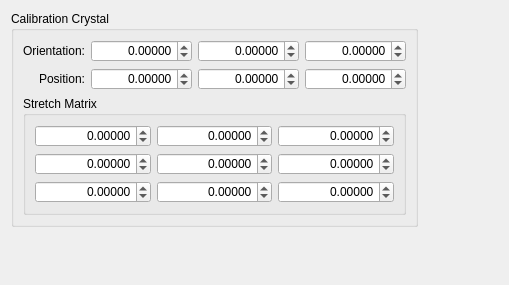
Qt form hexrd/ui/resources/ui/calibration_crystal_editor.ui (HEXRD/hexrdgui) before a commit.
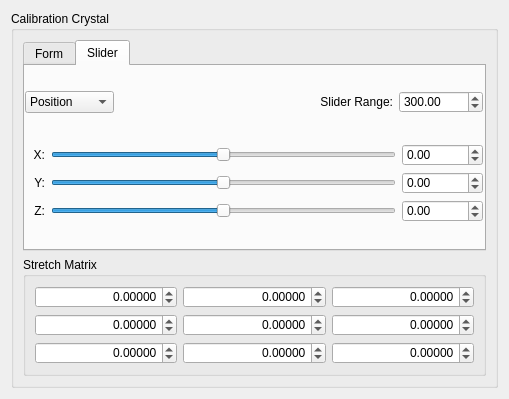
The same form after that commit. The open tabs and pages were chosen to show the change.

Commit message:
Update calibration_crystal_editor.ui to add slider option
Inserts tab into widget

The edit to the form file:
```diff
--- a/hexrd/ui/resources/ui/calibration_crystal_editor.ui
+++ b/hexrd/ui/resources/ui/calibration_crystal_editor.ui
@@ -7,7 +7,7 @@
     <x>0</x>
     <y>0</y>
     <width>509</width>
-    <height>285</height>
+    <height>399</height>
    </rect>
   </property>
   <property name="minimumSize">
@@ -23,72 +23,14 @@
    <string notr="true">QDoubleSpinBox:disabled {background-color: LightGray;}
 </string>
   </property>
-  <layout class="QGridLayout" name="gridLayout">
-   <item row="1" column="0" colspan="2">
-    <spacer name="vertical_spacer">
-     <property name="orientation">
-      <enum>Qt::Vertical</enum>
-     </property>
-     <property name="sizeHint" stdset="0">
-      <size>
-       <width>20</width>
-       <height>40</height>
-      </size>
-     </property>
-    </spacer>
-   </item>
-   <item row="0" column="0">
+  <layout class="QHBoxLayout" name="horizontalLayout">
+   <item>
     <widget class="QGroupBox" name="calibration_crystal_group_box">
      <property name="title">
       <string>Calibration Crystal</string>
      </property>
      <layout class="QGridLayout" name="gridLayout_3">
-      <item row="0" column="0">
-       <widget class="QLabel" name="orientation_label">
-        <property name="text">
-         <string>Orientation:</string>
-        </property>
-        <property name="alignment">
-         <set>Qt::AlignRight|Qt::AlignTrailing|Qt::AlignVCenter</set>
-        </property>
-       </widget>
-      </item>
-      <item row="0" column="3">
-       <widget class="QDoubleSpinBox" name="orientation_2">
-        <property name="alignment">
-         <set>Qt::AlignRight|Qt::AlignTrailing|Qt::AlignVCenter</set>
-        </property>
-        <property name="keyboardTracking">
-         <bool>false</bool>
-        </property>
-        <property name="prefix">
-         <string/>
-        </property>
-        <property name="decimals">
-         <number>5</number>
-        </property>
-        <property name="minimum">
-         <double>-10000.000000000000000</double>
-        </property>
-        <property name="maximum">
-         <double>10000.000000000000000</double>
-        </property>
-        <property name="singleStep">
-         <double>0.100000000000000</double>
-        </property>
-       </widget>
-      </item>
-      <item row="1" column="0">
-       <widget class="QLabel" name="position_label">
-        <property name="text">
-         <string>Position:</string>
-        </property>
-        <property name="alignment">
-         <set>Qt::AlignRight|Qt::AlignTrailing|Qt::AlignVCenter</set>
-        </property>
-       </widget>
-      </item>
-      <item row="2" column="0" colspan="4">
+      <item row="1" column="0" colspan="3">
        <widget class="QGroupBox" name="stretch_matrix_group_box">
         <property name="title">
          <string>Stretch Matrix</string>
@@ -334,17 +276,30 @@
         </layout>
        </widget>
       </item>
-      <item row="0" column="1">
-       <widget class="QDoubleSpinBox" name="orientation_0">
+      <item row="0" column="0" colspan="3">
+       <widget class="QTabWidget" name="tabWidget">
+        <property name="minimumSize">
+         <size>
+          <width>0</width>
+          <height>0</height>
+         </size>
+        </property>
+        <property name="currentIndex">
+         <number>0</number>
+        </property>
+        <widget class="QWidget" name="form_tab">
+         <attribute name="title">
+          <string>Form</string>
+         </attribute>
+         <layout class="QGridLayout" name="gridLayout">
+          <item row="1" column="1">
+           <widget class="QDoubleSpinBox" name="position_0">
         <property name="alignment">
          <set>Qt::AlignRight|Qt::AlignTrailing|Qt::AlignVCenter</set>
         </property>
         <property name="keyboardTracking">
          <bool>false</bool>
         </property>
-        <property name="prefix">
-         <string/>
-        </property>
         <property name="decimals">
          <number>5</number>
         </property>
@@ -384,6 +339,88 @@
         </property>
        </widget>
       </item>
+          <item row="0" column="0">
+           <widget class="QLabel" name="orientation_label">
+            <property name="text">
+             <string>Orientation:</string>
+            </property>
+            <property name="alignment">
+             <set>Qt::AlignRight|Qt::AlignTrailing|Qt::AlignVCenter</set>
+            </property>
+           </widget>
+          </item>
+          <item row="0" column="1">
+           <widget class="QDoubleSpinBox" name="orientation_0">
+            <property name="alignment">
+             <set>Qt::AlignRight|Qt::AlignTrailing|Qt::AlignVCenter</set>
+            </property>
+            <property name="keyboardTracking">
+             <bool>false</bool>
+            </property>
+            <property name="prefix">
+             <string/>
+            </property>
+            <property name="decimals">
+             <number>5</number>
+            </property>
+            <property name="minimum">
+             <double>-10000.000000000000000</double>
+            </property>
+            <property name="maximum">
+             <double>10000.000000000000000</double>
+            </property>
+            <property name="singleStep">
+             <double>0.100000000000000</double>
+            </property>
+           </widget>
+          </item>
+          <item row="0" column="3">
+           <widget class="QDoubleSpinBox" name="orientation_2">
+            <property name="alignment">
+             <set>Qt::AlignRight|Qt::AlignTrailing|Qt::AlignVCenter</set>
+            </property>
+            <property name="keyboardTracking">
+             <bool>false</bool>
+            </property>
+            <property name="prefix">
+             <string/>
+            </property>
+            <property name="decimals">
+             <number>5</number>
+            </property>
+            <property name="minimum">
+             <double>-10000.000000000000000</double>
+            </property>
+            <property name="maximum">
+             <double>10000.000000000000000</double>
+            </property>
+            <property name="singleStep">
+             <double>0.100000000000000</double>
+            </property>
+           </widget>
+          </item>
+          <item row="1" column="2">
+           <widget class="QDoubleSpinBox" name="position_1">
+            <property name="alignment">
+             <set>Qt::AlignRight|Qt::AlignTrailing|Qt::AlignVCenter</set>
+            </property>
+            <property name="keyboardTracking">
+             <bool>false</bool>
+            </property>
+            <property name="decimals">
+             <number>5</number>
+            </property>
+            <property name="minimum">
+             <double>-10000.000000000000000</double>
+            </property>
+            <property name="maximum">
+             <double>10000.000000000000000</double>
+            </property>
+            <property name="singleStep">
+             <double>0.100000000000000</double>
+            </property>
+           </widget>
+          </item>
       <item row="1" column="3">
        <widget class="QDoubleSpinBox" name="position_2">
         <property name="alignment">
@@ -406,16 +443,145 @@
         </property>
        </widget>
       </item>
-      <item row="1" column="2">
-       <widget class="QDoubleSpinBox" name="position_1">
+          <item row="1" column="0">
+           <widget class="QLabel" name="position_label">
+            <property name="text">
+             <string>Position:</string>
+            </property>
         <property name="alignment">
          <set>Qt::AlignRight|Qt::AlignTrailing|Qt::AlignVCenter</set>
         </property>
+           </widget>
+          </item>
+          <item row="2" column="1">
+           <spacer name="verticalSpacer">
+            <property name="orientation">
+             <enum>Qt::Vertical</enum>
+            </property>
+            <property name="sizeHint" stdset="0">
+             <size>
+              <width>20</width>
+              <height>40</height>
+             </size>
+            </property>
+           </spacer>
+          </item>
+         </layout>
+        </widget>
+        <widget class="QWidget" name="slider_tab">
+         <attribute name="title">
+          <string>Slider</string>
+         </attribute>
+         <widget class="QWidget" name="widget" native="true">
+          <property name="geometry">
+           <rect>
+            <x>0</x>
+            <y>0</y>
+            <width>458</width>
+            <height>181</height>
+           </rect>
+          </property>
+          <layout class="QVBoxLayout" name="verticalLayout">
+           <item>
+            <layout class="QHBoxLayout" name="horizontalLayout_3">
+             <item>
+              <widget class="QComboBox" name="comboBox_2">
+               <item>
+                <property name="text">
+                 <string>Position</string>
+                </property>
+               </item>
+               <item>
+                <property name="text">
+                 <string>Orientation</string>
+                </property>
+               </item>
+              </widget>
+             </item>
+             <item>
+              <widget class="QLabel" name="label_translation_range_2">
+               <property name="sizePolicy">
+                <sizepolicy hsizetype="Preferred" vsizetype="Preferred">
+                 <horstretch>1</horstretch>
+                 <verstretch>0</verstretch>
+                </sizepolicy>
+               </property>
+               <property name="toolTip">
+                <string>&lt;html&gt;&lt;head/&gt;&lt;body&gt;&lt;p&gt;Modify the sensitivity of the sliders by setting the ranges that the sliders cover.&lt;/p&gt;&lt;p&gt;When the ranges are modified, the current slider values will be centered, and the min and max will be set to &amp;quot;current_value - range / 2&amp;quot; and &amp;quot;current_value + range / 2&amp;quot;, respectively.&lt;/p&gt;&lt;/body&gt;&lt;/html&gt;</string>
+               </property>
+               <property name="text">
+                <string>Slider Range:</string>
+               </property>
+               <property name="alignment">
+                <set>Qt::AlignRight|Qt::AlignTrailing|Qt::AlignVCenter</set>
+               </property>
+              </widget>
+             </item>
+             <item>
+              <widget class="QDoubleSpinBox" name="sb_translation_range_2">
+               <property name="toolTip">
+                <string>&lt;html&gt;&lt;head/&gt;&lt;body&gt;&lt;p&gt;Modify the sensitivity of the sliders by setting the ranges that the sliders cover.&lt;/p&gt;&lt;p&gt;When the ranges are modified, the current slider values will be centered, and the min and max will be set to &amp;quot;current_value - range / 2&amp;quot; and &amp;quot;current_value + range / 2&amp;quot;, respectively.&lt;/p&gt;&lt;/body&gt;&lt;/html&gt;</string>
+               </property>
         <property name="keyboardTracking">
          <bool>false</bool>
         </property>
-        <property name="decimals">
-         <number>5</number>
+               <property name="minimum">
+                <double>0.000000000000000</double>
+               </property>
+               <property name="maximum">
+                <double>100000.000000000000000</double>
+               </property>
+               <property name="singleStep">
+                <double>0.100000000000000</double>
+               </property>
+               <property name="value">
+                <double>300.000000000000000</double>
+               </property>
+              </widget>
+             </item>
+            </layout>
+           </item>
+           <item>
+            <layout class="QGridLayout" name="gridLayout_5">
+             <item row="0" column="0">
+              <widget class="QLabel" name="label_translation_3">
+               <property name="minimumSize">
+                <size>
+                 <width>20</width>
+                 <height>0</height>
+                </size>
+               </property>
+               <property name="text">
+                <string>X:</string>
+               </property>
+               <property name="alignment">
+                <set>Qt::AlignRight|Qt::AlignTrailing|Qt::AlignVCenter</set>
+               </property>
+              </widget>
+             </item>
+             <item row="0" column="1">
+              <widget class="QSlider" name="slider_translation_3">
+               <property name="sizePolicy">
+                <sizepolicy hsizetype="Expanding" vsizetype="Fixed">
+                 <horstretch>1</horstretch>
+                 <verstretch>0</verstretch>
+                </sizepolicy>
+               </property>
+               <property name="minimum">
+                <number>-100000</number>
+               </property>
+               <property name="maximum">
+                <number>100000</number>
+               </property>
+               <property name="orientation">
+                <enum>Qt::Horizontal</enum>
+               </property>
+              </widget>
+             </item>
+             <item row="0" column="2">
+              <widget class="QDoubleSpinBox" name="sb_translation_3">
+               <property name="keyboardTracking">
+                <bool>false</bool>
         </property>
         <property name="minimum">
          <double>-10000.000000000000000</double>
@@ -428,17 +594,73 @@
         </property>
        </widget>
       </item>
+             <item row="1" column="0">
+              <widget class="QLabel" name="label_translation_4">
+               <property name="text">
+                <string>Y:</string>
+               </property>
+               <property name="alignment">
+                <set>Qt::AlignRight|Qt::AlignTrailing|Qt::AlignVCenter</set>
+               </property>
+              </widget>
+             </item>
       <item row="1" column="1">
-       <widget class="QDoubleSpinBox" name="position_0">
+              <widget class="QSlider" name="slider_translation_4">
+               <property name="minimum">
+                <number>-100000</number>
+               </property>
+               <property name="maximum">
+                <number>100000</number>
+               </property>
+               <property name="orientation">
+                <enum>Qt::Horizontal</enum>
+               </property>
+              </widget>
+             </item>
+             <item row="1" column="2">
+              <widget class="QDoubleSpinBox" name="sb_translation_4">
+               <property name="keyboardTracking">
+                <bool>false</bool>
+               </property>
+               <property name="minimum">
+                <double>-10000.000000000000000</double>
+               </property>
+               <property name="maximum">
+                <double>10000.000000000000000</double>
+               </property>
+               <property name="singleStep">
+                <double>0.100000000000000</double>
+               </property>
+              </widget>
+             </item>
+             <item row="2" column="0">
+              <widget class="QLabel" name="label_translation_5">
+               <property name="text">
+                <string>Z:</string>
+               </property>
         <property name="alignment">
          <set>Qt::AlignRight|Qt::AlignTrailing|Qt::AlignVCenter</set>
         </property>
+              </widget>
+             </item>
+             <item row="2" column="1">
+              <widget class="QSlider" name="slider_translation_5">
+               <property name="minimum">
+                <number>-100000</number>
+               </property>
+               <property name="maximum">
+                <number>100000</number>
+               </property>
+               <property name="orientation">
+                <enum>Qt::Horizontal</enum>
+               </property>
+              </widget>
+             </item>
+             <item row="2" column="2">
+              <widget class="QDoubleSpinBox" name="sb_translation_5">
         <property name="keyboardTracking">
          <bool>false</bool>
         </property>
-        <property name="decimals">
-         <number>5</number>
-        </property>
         <property name="minimum">
          <double>-10000.000000000000000</double>
         </property>
@@ -448,6 +670,13 @@
         <property name="singleStep">
          <double>0.100000000000000</double>
         </property>
+              </widget>
+             </item>
+            </layout>
+           </item>
+          </layout>
+         </widget>
+        </widget>
        </widget>
       </item>
      </layout>
```
Left out of the diff: 6 changed lines with no effect on the pictures. Lines whose indentation alone changed are shown as unchanged.
